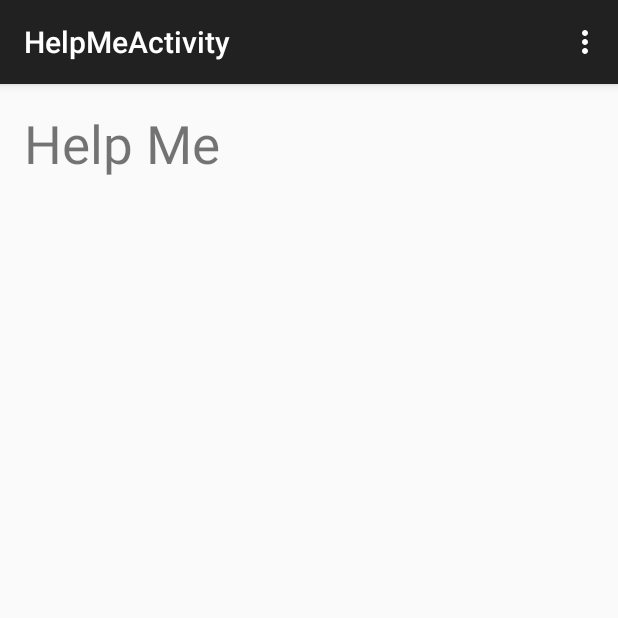
After one commit to meoamsphp/TestGitHub, an Android app: the HelpMeActivity screen opened directly, with no data from a screen before it, on a phone screen of 412 x 824 dp, the top half of it. The commit adds this screen. Run offline under Robolectric (Android 15) with nearby library versions, the phone set to English and light mode, and no system bars.

Commit message:
Create Menu
Create Menu

```diff
--- /dev/null
+++ b/OSPTraining/app/src/main/java/appewtc/masterung/osptraining/HelpMeActivity.java
@@ -0,0 +1,39 @@
+package appewtc.masterung.osptraining;
+
+import android.support.v7.app.ActionBarActivity;
+import android.os.Bundle;
+import android.view.Menu;
+import android.view.MenuItem;
+
+
+public class HelpMeActivity extends ActionBarActivity {
+
+    @Override
+    protected void onCreate(Bundle savedInstanceState) {
+        super.onCreate(savedInstanceState);
+        setContentView(R.layout.activity_help_me);
+    }
+
+
+    @Override
+    public boolean onCreateOptionsMenu(Menu menu) {
+        // Inflate the menu; this adds items to the action bar if it is present.
+        getMenuInflater().inflate(R.menu.menu_help_me, menu);
+        return true;
+    }
+
+    @Override
+    public boolean onOptionsItemSelected(MenuItem item) {
+        // Handle action bar item clicks here. The action bar will
+        // automatically handle clicks on the Home/Up button, so long
+        // as you specify a parent activity in AndroidManifest.xml.
+        int id = item.getItemId();
+
+        //noinspection SimplifiableIfStatement
+        if (id == R.id.action_settings) {
+            return true;
+        }
+
+        return super.onOptionsItemSelected(item);
+    }
+}
--- /dev/null
+++ b/OSPTraining/app/src/main/res/layout/activity_help_me.xml
@@ -0,0 +1,13 @@
+<RelativeLayout xmlns:android="http://schemas.android.com/apk/res/android"
+    xmlns:tools="http://schemas.android.com/tools" android:layout_width="match_parent"
+    android:layout_height="match_parent" android:paddingLeft="@dimen/activity_horizontal_margin"
+    android:paddingRight="@dimen/activity_horizontal_margin"
+    android:paddingTop="@dimen/activity_vertical_margin"
+    android:paddingBottom="@dimen/activity_vertical_margin"
+    tools:context="appewtc.masterung.osptraining.HelpMeActivity">
+
+    <TextView android:text="Help Me" android:layout_width="wrap_content"
+        android:layout_height="wrap_content"
+        android:textSize="35dp" />
+
+</RelativeLayout>
--- /dev/null
+++ b/OSPTraining/app/src/main/res/menu/menu_help_me.xml
@@ -0,0 +1,7 @@
+<menu xmlns:android="http://schemas.android.com/apk/res/android"
+    xmlns:app="http://schemas.android.com/apk/res-auto"
+    xmlns:tools="http://schemas.android.com/tools"
+    tools:context="appewtc.masterung.osptraining.HelpMeActivity">
+    <item android:id="@+id/action_settings" android:title="@string/action_settings"
+        android:orderInCategory="100" app:showAsAction="never" />
+</menu>
--- a/OSPTraining/app/src/main/res/menu/menu_main.xml
+++ b/OSPTraining/app/src/main/res/menu/menu_main.xml
@@ -5,6 +5,8 @@
 
     <item android:id="@+id/itemCheckInternet" android:title="Check Internet"/>
     <item android:id="@+id/itemSynJSON" android:title="Syn Data From Server"/>
+    <item android:id="@+id/itemHelpMe" android:title="Help My"/>
+    <item android:id="@+id/itemAboutMe" android:title="About Me"/>
 
 
 </menu>
--- a/OSPTraining/app/src/main/res/values/strings.xml
+++ b/OSPTraining/app/src/main/res/values/strings.xml
@@ -4,5 +4,6 @@
     <string name="app_name">OSP Training</string>
     <string name="hello_world">Hello world!</string>
     <string name="action_settings">Settings</string>
+    <string name="title_activity_help_me">HelpMeActivity</string>
 
 </resources>
```
Also changed, not shown: OSPTraining/app/src/main/AndroidManifest.xml (+6 -3 lines), OSPTraining/app/src/main/java/appewtc/masterung/osptraining/MainActivity.java (+28 -0 lines).
